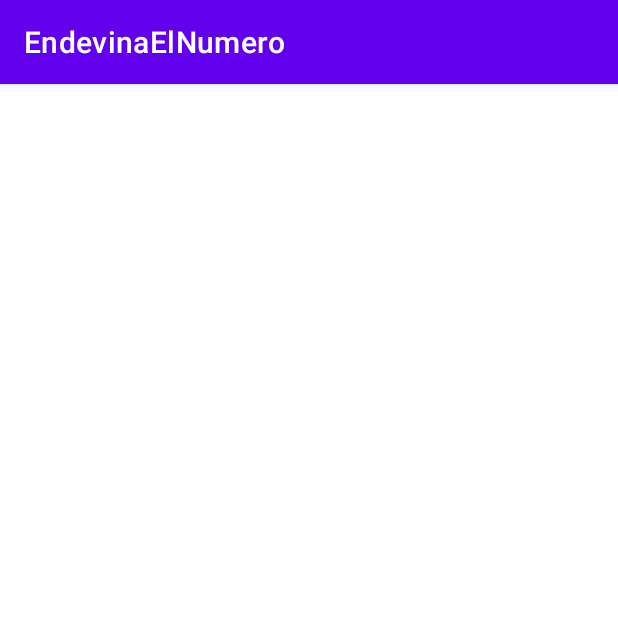
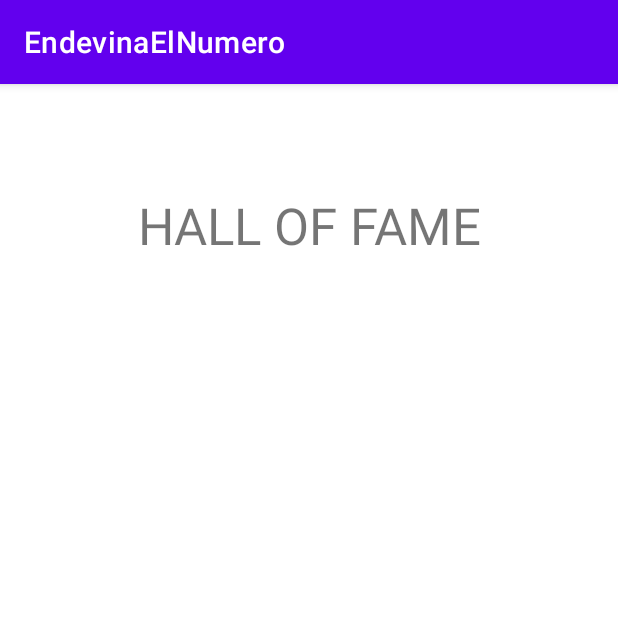
Before and after one commit to EduardMacianHerrera/EndevinaElNumero, an Android app: the RecordsActivity screen opened directly, with no data from a screen before it, on a phone screen of 412 x 824 dp, the top half of it. Run offline under Robolectric (Android 15) with nearby library versions, the phone set to English and light mode, and no system bars.

Commit message:
TextView ajustado

```diff
--- a/app/src/main/java/com/example/endevinaelnumero/RecordsActivity.java
+++ b/app/src/main/java/com/example/endevinaelnumero/RecordsActivity.java
@@ -27,9 +27,10 @@ public class RecordsActivity extends AppCompatActivity {
         }
 
         TextView texto = findViewById(R.id.textView5);
+
         for (Record record:
              records) {
-            texto.append(record.getNombre()+ " : "+record.getIntentos()+"\n");
+            texto.append(record.getNombre()+ "           "+record.getIntentos()+"\n");
         }
 
     }
--- a/app/src/main/res/layout/activity_records.xml
+++ b/app/src/main/res/layout/activity_records.xml
@@ -8,11 +8,24 @@
 
     <TextView
         android:id="@+id/textView5"
-        android:layout_width="303dp"
-        android:layout_height="497dp"
+        android:layout_width="299dp"
+        android:layout_height="508dp"
+        android:textAlignment="center"
+        android:textSize="30sp"
+        app:layout_constraintBottom_toBottomOf="parent"
+        app:layout_constraintEnd_toEndOf="parent"
+        app:layout_constraintStart_toStartOf="parent"
+        app:layout_constraintTop_toTopOf="parent"
+        app:layout_constraintVertical_bias="0.811" />
+
+    <TextView
+        android:id="@+id/textView2"
+        android:layout_width="306dp"
+        android:layout_height="68dp"
+        android:text="HALL OF FAME"
         android:textAlignment="center"
         android:textSize="34sp"
-        app:layout_constraintBottom_toBottomOf="parent"
+        app:layout_constraintBottom_toTopOf="@+id/textView5"
         app:layout_constraintEnd_toEndOf="parent"
         app:layout_constraintStart_toStartOf="parent"
         app:layout_constraintTop_toTopOf="parent" />
```
